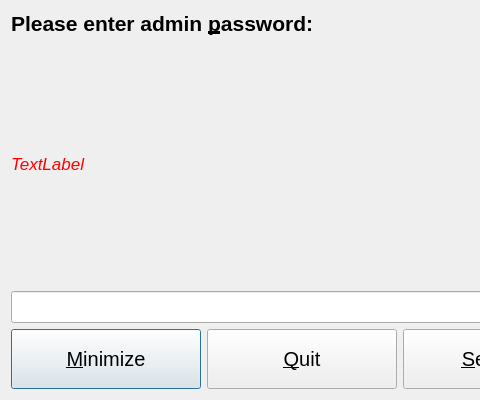
This is adminDialog.ui in thomaslundgaard/Pimp as Qt 5 draws it before an edit; both pictures show x 0 to 480 and y 0 to 400 of the 800 by 400 pixel window. The edited form follows.
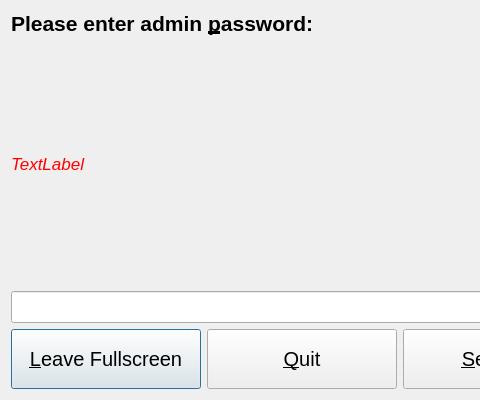
This is the edited form. Icons and pictures are not drawn.

Commit message: changed leave fullscreen behavior to not minimize main window

```diff
--- a/adminDialog.ui
+++ b/adminDialog.ui
@@ -115,7 +115,7 @@
         </font>
        </property>
        <property name="text">
-        <string>&amp;Minimize</string>
+        <string>&amp;Leave Fullscreen</string>
        </property>
       </widget>
      </item>
```
Left out of the diff: 70 changed lines with no effect on the pictures. The commit also changes 2 other files.
